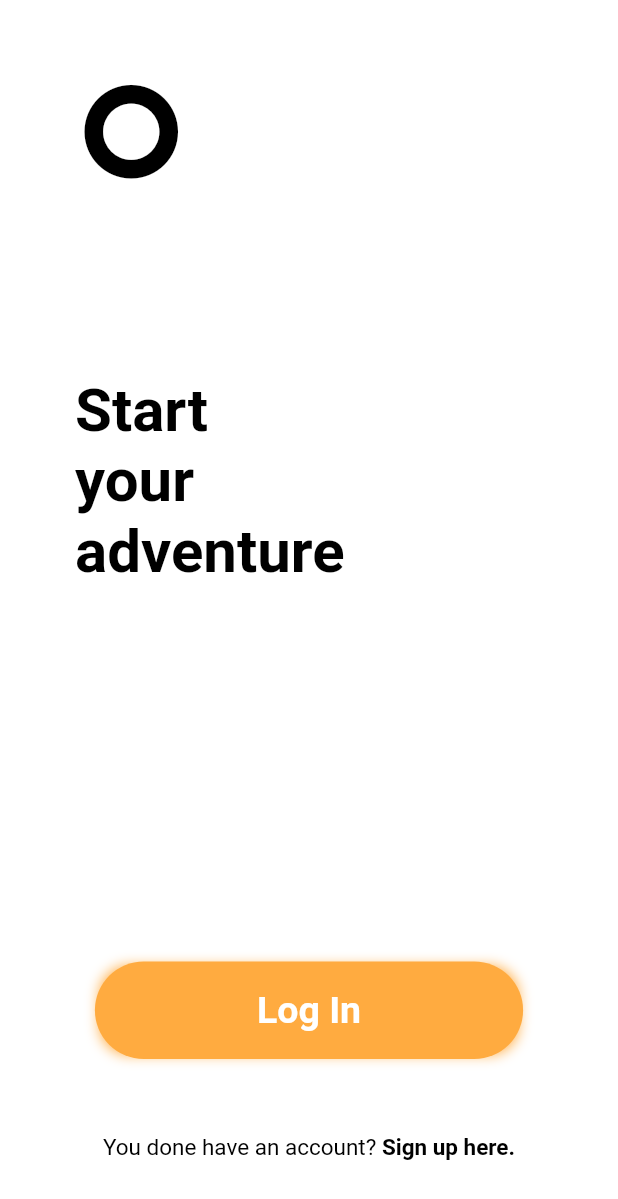
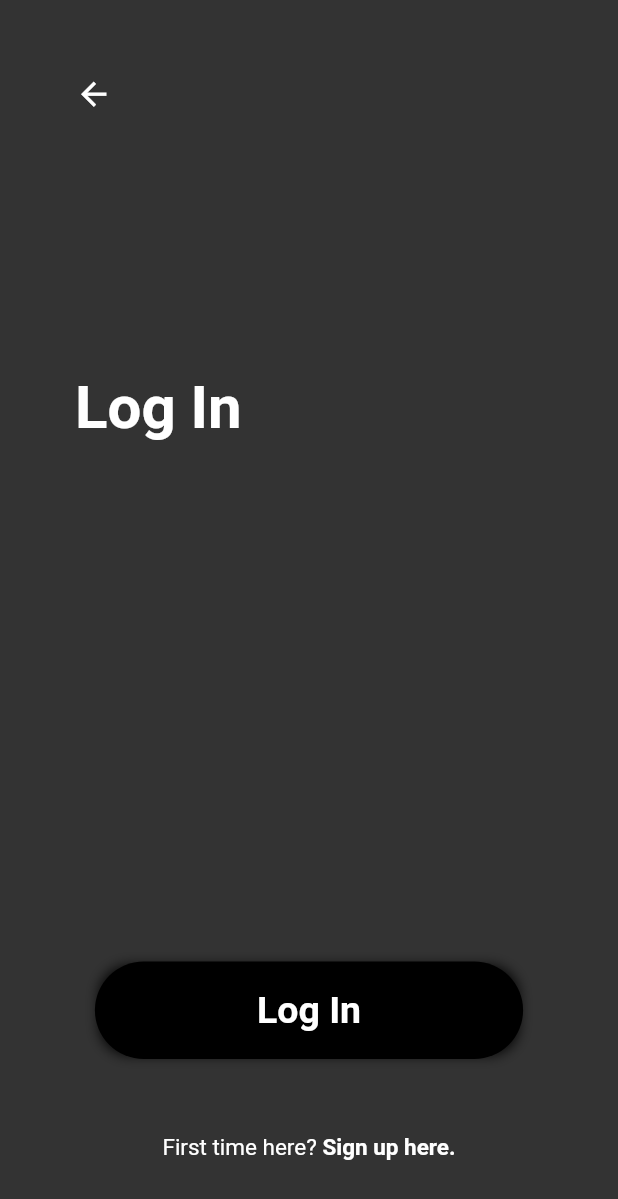
Before and after one commit to dankensoft/design_login, a Flutter app: the screen it shows after launch, after a tap on "Log In", on a phone screen of 412 x 824 dp. Shown: the top 1199 px of the screen. Run offline on Flutter 3.47's test engine with Material 2 defaults, Android fonts, the phone set to English and light mode, and no system bars; Roboto replaces fonts that are missing (MS Sans Serif).

Commit message:
Creación de Page2 sin Formulario para Logear

```diff
--- a/lib/login_design.dart
+++ b/lib/login_design.dart
@@ -83,7 +83,12 @@ class ContentPage1 extends StatelessWidget {
             Expanded(child: Container()),
             Center(
               child: TextButton(
-                onPressed: () {},
+                onPressed: () {
+                  Navigator.push(
+                    context,
+                    MaterialPageRoute(builder: (context) => Page2()),
+                  );
+                },
                 child: Container(
                   decoration: BoxDecoration(
                       borderRadius: BorderRadius.only(
@@ -150,3 +155,122 @@ class ContentPage1 extends StatelessWidget {
     );
   }
 }
+
+class Page2 extends StatelessWidget {
+  @override
+  Widget build(BuildContext context) {
+    SystemChrome.setSystemUIOverlayStyle(SystemUiOverlayStyle.light);
+    return Scaffold(
+      body: Stack(
+        children: [BackgroundPage2(), ContentPage2()],
+      ),
+    );
+  }
+}
+
+class BackgroundPage2 extends StatelessWidget {
+  @override
+  Widget build(BuildContext context) {
+    return Container(
+      color: Color(0xff333333),
+      height: double.infinity,
+      alignment: Alignment.topCenter,
+    );
+  }
+}
+
+class ContentPage2 extends StatelessWidget {
+  @override
+  Widget build(BuildContext context) {
+    return Container(
+      padding: EdgeInsets.symmetric(horizontal: 50, vertical: 50),
+      child: SafeArea(
+        child: Column(
+          mainAxisAlignment: MainAxisAlignment.start,
+          crossAxisAlignment: CrossAxisAlignment.start,
+          children: [
+            Icon(
+              Icons.arrow_back,
+              size: 25,
+              color: Colors.white,
+            ),
+            Expanded(child: Container()),
+            Text(
+              'Log In',
+              style: TextStyle(
+                  color: Colors.white,
+                  fontSize: 40,
+                  fontWeight: FontWeight.bold,
+                  fontFamily: 'MS Sans Serif'),
+            ),
+            Expanded(child: Container()),
+            // Formulario con Usuario y Contraseña para iniciar sesión
+            Expanded(child: Container()),
+            Center(
+              child: TextButton(
+                onPressed: () {},
+                child: Container(
+                  decoration: BoxDecoration(
+                      borderRadius: BorderRadius.only(
+                          topLeft: Radius.circular(20),
+                          topRight: Radius.circular(20),
+                          bottomLeft: Radius.circular(20),
+                          bottomRight: Radius.circular(20)),
+                      boxShadow: [
+                        BoxShadow(
+                          color: Colors.black.withOpacity(1),
+                          spreadRadius: 5,
+                          blurRadius: 7,
+                          //offset: Offset(0, 3), // changes position of shadow
+                        )
+                      ]),
+                  padding: EdgeInsets.symmetric(horizontal: 100, vertical: 10),
+                  child: Text(
+                    'Log In',
+                    style: TextStyle(
+                        color: Colors.white,
+                        fontSize: 25,
+                        fontFamily: 'MS Sans Serif',
+                        fontWeight: FontWeight.bold),
+                  ),
+                ),
+                style: TextButton.styleFrom(
+                    backgroundColor: Colors.black, shape: StadiumBorder()),
+              ),
+            ),
+            Center(
+              child: Container(
+                padding: EdgeInsets.only(top: 50.0),
+                child: const Text.rich(
+                  TextSpan(
+                    text: 'First time here?',
+                    style: TextStyle(
+                        color: Colors.white,
+                        fontSize: 15,
+                        fontFamily: 'MS Sans Serif'), // default text style
+                    children: <TextSpan>[
+                      TextSpan(
+                          text: ' Sign up here.',
+                          style: TextStyle(
+                              fontWeight: FontWeight.bold,
+                              color: Colors.white,
+                              fontSize: 15,
+                              fontFamily: 'MS Sans Serif')),
+                    ],
+                  ),
+                ),
+                /*child: Text(
+                  'You done have an account?',
+                  style: TextStyle(
+                      color: Colors.black,
+                      fontSize: 15,
+                      fontFamily: 'MS Sans Serif'),
+                ),*/
+              ),
+            ),
+          ],
+        ),
+      ),
+    );
+  }
+}
--- a/lib/main.dart
+++ b/lib/main.dart
@@ -12,7 +12,7 @@ class MyApp extends StatelessWidget {
       title: 'Log In',
       debugShowCheckedModeBanner: false,
       initialRoute: 'login_design',
-      theme: ThemeData.dark(),
+      // theme: ThemeData.dark(),
       routes: {
         'login_design': (_) => LogInDesign(),
       },
```
Also changed, not shown: 1 other file.
